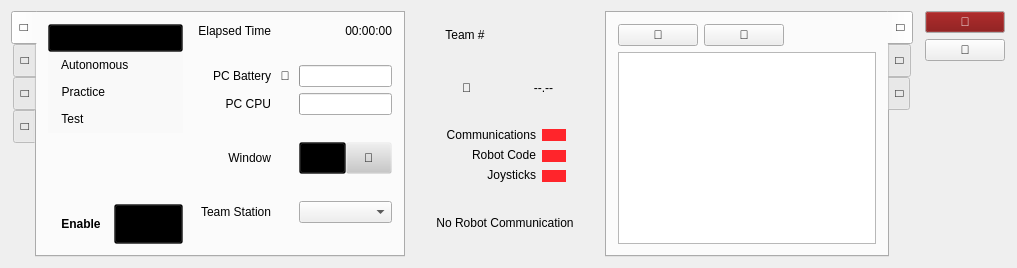
Old version of the form src/forms/MainWindow.ui in the repository FRC-Utilities/QDriverStation.
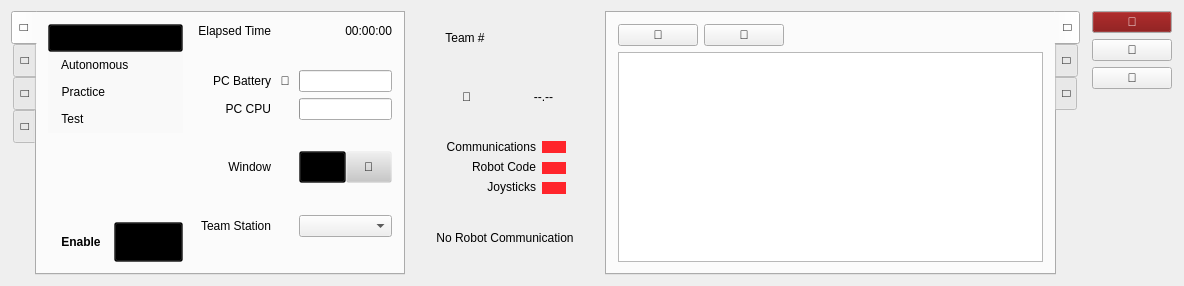
New version of the form. Icons and pictures are not drawn. Custom widgets are drawn as their Qt base class.

```diff
--- a/src/forms/MainWindow.ui
+++ b/src/forms/MainWindow.ui
@@ -6,8 +6,8 @@
    <rect>
     <x>0</x>
     <y>0</y>
-    <width>0</width>
-    <height>0</height>
+    <width>1184</width>
+    <height>286</height>
    </rect>
   </property>
   <property name="windowTitle">
@@ -1639,6 +1639,12 @@
         </item>
         <item>
          <widget class="QTextEdit" name="NetConsoleEdit">
+          <property name="undoRedoEnabled">
+           <bool>false</bool>
+          </property>
+          <property name="lineWrapMode">
+           <enum>QTextEdit::WidgetWidth</enum>
+          </property>
           <property name="readOnly">
            <bool>true</bool>
           </property>
@@ -1952,6 +1958,22 @@
          </property>
         </widget>
        </item>
+       <item>
+        <widget class="QPushButton" name="KeysButton">
+         <property name="toolTip">
+          <string>Configure the virtual joystick...</string>
+         </property>
+         <property name="accessibleName">
+          <string>Settings Button</string>
+         </property>
+         <property name="accessibleDescription">
+          <string>Opens the Advanced Settings dialog</string>
+         </property>
+         <property name="text">
+          <string></string>
+         </property>
+        </widget>
+       </item>
        <item>
         <spacer name="CloseSpacer">
          <property name="orientation">
```
Left out of the diff: 8 changed lines with no effect on the pictures.
